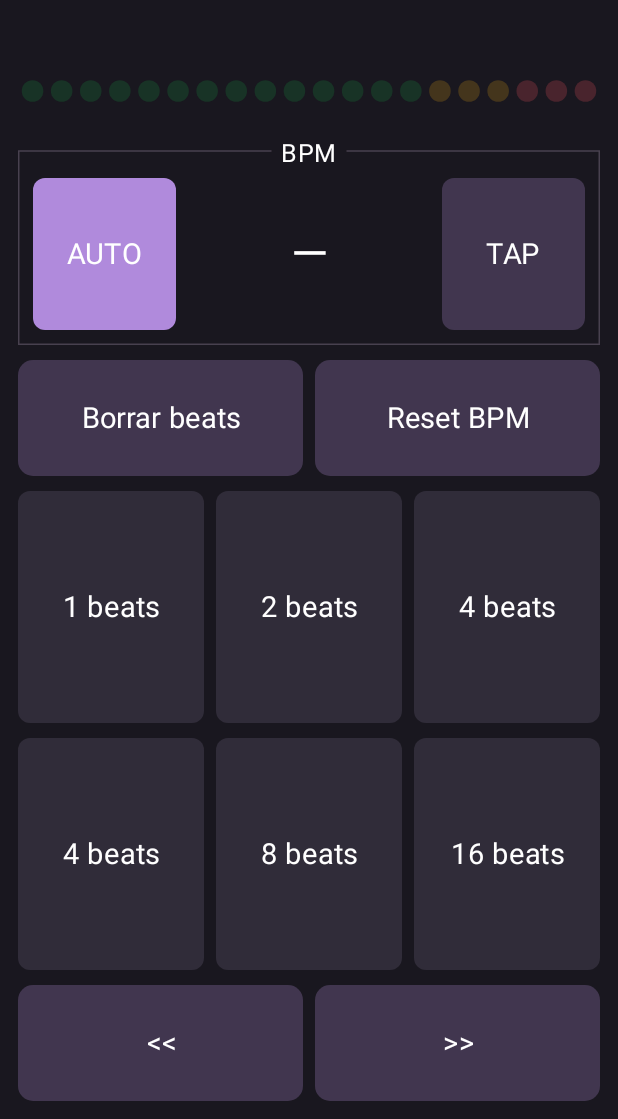
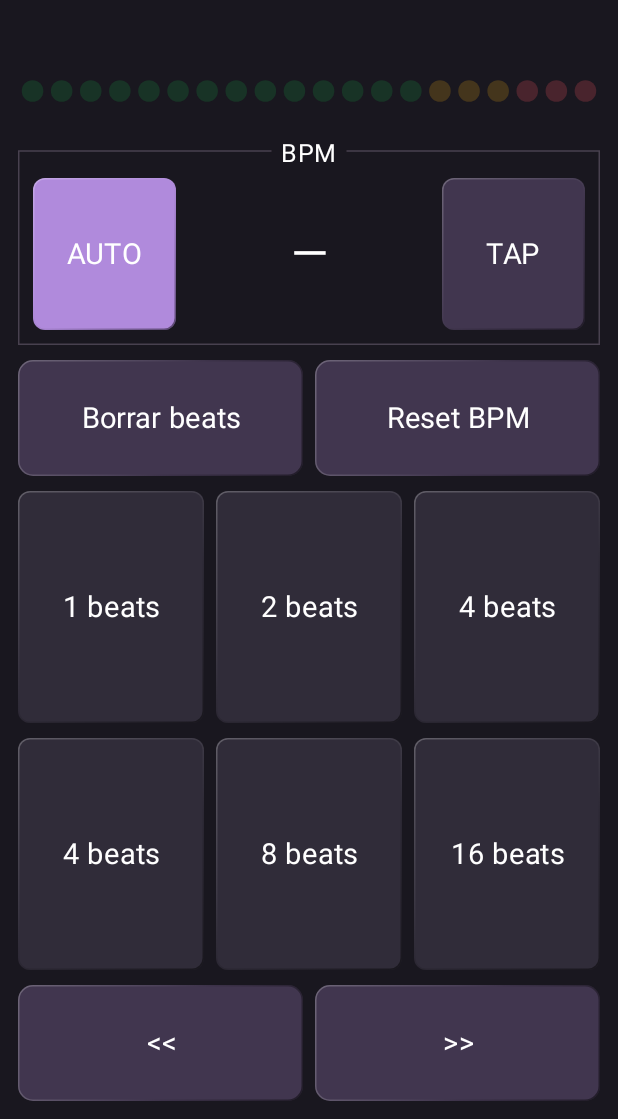
Before and after one commit to hunnai/hnn, an Android app built with Jetpack Compose: the screen it shows after launch (MainActivity), after a tap on "Aceptar", on a phone screen of 412 x 824 dp, the part 117-1236 px from its top. Run offline under Robolectric (Android 15) with nearby library versions, the phone set to English and light mode, and no system bars; 1 statement that could not run was skipped.

Commit message:
Add subtle button bevels and independent automatic BPM bounds

```diff
--- a/app/src/main/java/com/example/soinubiderxl/MainActivity.kt
+++ b/app/src/main/java/com/example/soinubiderxl/MainActivity.kt
@@ -30,6 +30,11 @@ import androidx.compose.runtime.*
 import androidx.compose.runtime.saveable.rememberSaveable
 import androidx.compose.ui.Alignment
 import androidx.compose.ui.Modifier
+import androidx.compose.ui.draw.drawWithContent
+import androidx.compose.ui.geometry.CornerRadius
+import androidx.compose.ui.geometry.Size
+import androidx.compose.ui.graphics.Brush
+import androidx.compose.ui.graphics.drawscope.Stroke
 import androidx.compose.ui.geometry.Offset
 import androidx.compose.ui.graphics.Color
 import androidx.compose.ui.graphics.Path
@@ -156,6 +161,26 @@ private fun SoinuScreen(controller: SoinuController) {
     }
 }
 
+// Bisel fino: luz arriba/izquierda y sombra abajo/derecha.
+private fun Modifier.buttonDepth(radius: Dp, pressed: Boolean = false): Modifier = drawWithContent {
+    drawContent()
+    val stroke = 1.dp.toPx()
+    val inset = stroke / 2f
+    val light = Color.White.copy(alpha = if (pressed) .12f else .24f)
+    val dark = Color.Black.copy(alpha = if (pressed) .22f else .48f)
+    drawRoundRect(
+        brush = Brush.linearGradient(
+            0f to light, .42f to Color.White.copy(alpha = .06f),
+            .58f to Color.Black.copy(alpha = .08f), 1f to dark,
+            start = Offset.Zero, end = Offset(size.width, size.height)
+        ),
+        topLeft = Offset(inset, inset),
+        size = Size((size.width - stroke).coerceAtLeast(0f), (size.height - stroke).coerceAtLeast(0f)),
+        cornerRadius = CornerRadius((radius.toPx() - inset).coerceAtLeast(0f)),
+        style = Stroke(stroke)
+    )
+}
+
 @Composable
 private fun GearButton(open: () -> Unit) {
     val palette = LocalSoinuPalette.current
@@ -200,7 +225,7 @@ private fun TempoPanel(state: SoinuState, controller: SoinuController, height: D
             val selected = state.mode == TempoMode.AUTOMATIC
             Surface(color = if (selected) palette.lit else palette.control,
                 contentColor = palette.foreground,
-                shape = RoundedCornerShape(8.dp), modifier = Modifier.width(74.dp * scale).fillMaxHeight()
+                shape = RoundedCornerShape(8.dp), modifier = Modifier.width(74.dp * scale).fillMaxHeight().buttonDepth(8.dp)
                     .clickable(role = Role.Button, onClick = controller::auto)) {
                 Box(Modifier.fillMaxSize(), contentAlignment = Alignment.Center) { Text("AUTO", fontSize = (15 * scale).sp) }
             }
@@ -217,7 +242,7 @@ private fun TapButton(selected: Boolean, controller: SoinuController, modifier:
     val palette = LocalSoinuPalette.current
     Surface(color = if (selected) palette.lit else palette.control,
         contentColor = palette.foreground,
-        shape = RoundedCornerShape(8.dp), modifier = modifier
+        shape = RoundedCornerShape(8.dp), modifier = modifier.buttonDepth(8.dp)
             .semantics { role = Role.Button; onClick { controller.tap(SystemClock.uptimeMillis() / 1000.0); true } }
             .pointerInput(controller) {
                 awaitEachGesture {
@@ -251,7 +276,7 @@ private fun BankPad(index: Int, controller: SoinuController, modifier: Modifier,
     }
     Surface(color = if (pressed) palette.lit else color,
         contentColor = palette.foreground,
-        shape = RoundedCornerShape(8.dp), modifier = modifier
+        shape = RoundedCornerShape(8.dp), modifier = modifier.buttonDepth(8.dp, pressed)
             .semantics {
                 role = Role.Button
                 onClick { if (controller.state.audioRunning) { controller.bankPressed(index); true } else false }
@@ -301,7 +326,7 @@ private fun ActionButton(label: String, kind: String, controller: SoinuControlle
     var pressed by remember { mutableStateOf(false) }
     Surface(color = if (pressed) palette.lit else palette.control,
         contentColor = palette.foreground,
-        shape = RoundedCornerShape(10.dp), modifier = modifier
+        shape = RoundedCornerShape(10.dp), modifier = modifier.buttonDepth(10.dp, pressed)
             .semantics {
                 role = Role.Button
                 onClick {
@@ -386,9 +411,9 @@ private fun SettingsScreen(
             TextButton(onClick = close) { Text("Cerrar ✕", color = palette.foreground) }
         }
         Text("Desfase actual: ${state.currentAdvanceMS?.let(::format) ?: "—"}", fontSize = 20.sp)
-        Button(onClick = save, enabled = state.currentAdvanceMS != null, colors = buttonColors) { Text("Usar valor actual") }
+        Button(onClick = save, enabled = state.currentAdvanceMS != null, colors = buttonColors, modifier = Modifier.buttonDepth(50.dp)) { Text("Usar valor actual") }
         Text("Desfase guardado: ${format(state.savedAdvanceMS)}", fontSize = 20.sp)
-        Button(onClick = reset, colors = buttonColors) { Text("Resetear valor") }
+        Button(onClick = reset, colors = buttonColors, modifier = Modifier.buttonDepth(50.dp)) { Text("Resetear valor") }
         Row(Modifier.fillMaxWidth(), verticalAlignment = Alignment.CenterVertically,
             horizontalArrangement = Arrangement.spacedBy(8.dp)) {
             Text("Rango BPM Auto", Modifier.weight(1f), fontSize = 16.sp)
@@ -405,7 +430,7 @@ private fun BpmDropdown(value: Int, options: List<Int>, description: String, cha
     var expanded by remember { mutableStateOf(false) }
     Box {
         Surface(color = palette.control, contentColor = palette.foreground,
-            shape = RoundedCornerShape(8.dp), modifier = Modifier.width(64.dp).height(48.dp)
+            shape = RoundedCornerShape(8.dp), modifier = Modifier.width(64.dp).height(48.dp).buttonDepth(8.dp)
                 .semantics { contentDescription = description }
                 .clickable(role = Role.Button) { expanded = true }) {
             Row(Modifier.fillMaxSize().padding(horizontal = 8.dp), verticalAlignment = Alignment.CenterVertically,
@@ -444,7 +469,7 @@ private fun AppearanceSelector(selected: Appearance, changed: (Appearance) -> Un
                     shape = RoundedCornerShape(8.dp),
                     border = BorderStroke(if (active) 2.dp else 1.dp,
                         if (active) palette.foreground else palette.paused),
-                    modifier = Modifier.weight(1f)
+                    modifier = Modifier.weight(1f).buttonDepth(8.dp)
                         .selectable(selected = active, role = Role.RadioButton,
                             onClick = { changed(appearance) })
                 ) {
```
Also changed, not shown: app/src/main/java/com/example/soinubiderxl/AutoBpmRange.kt (+4 -4 lines), 1 other file.
